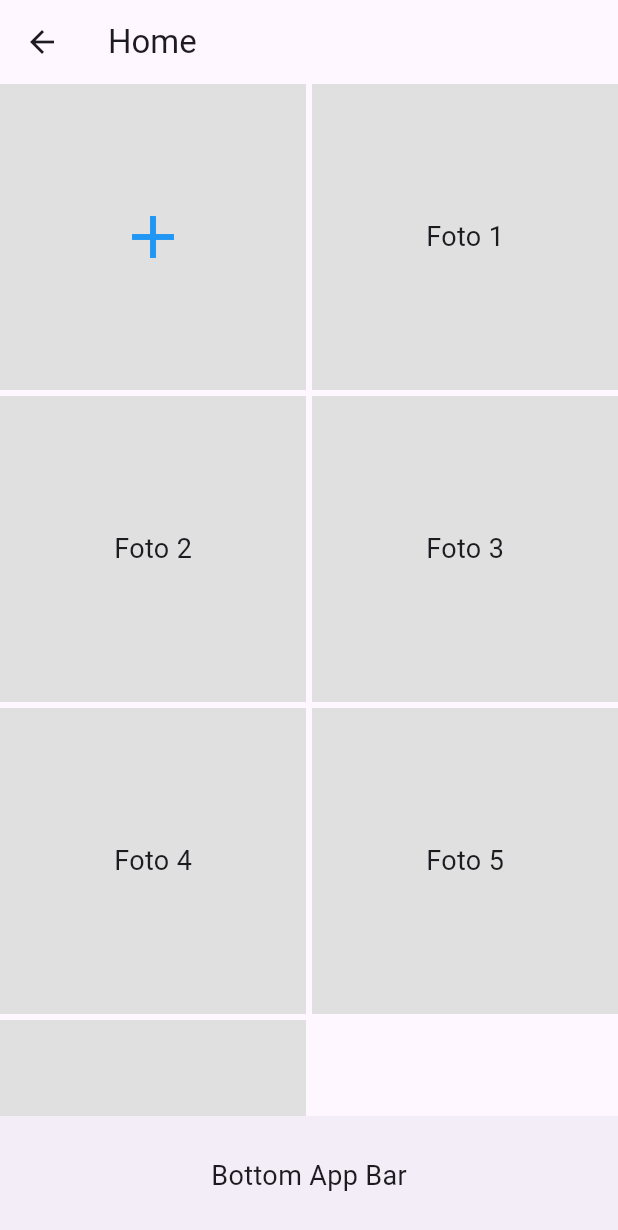
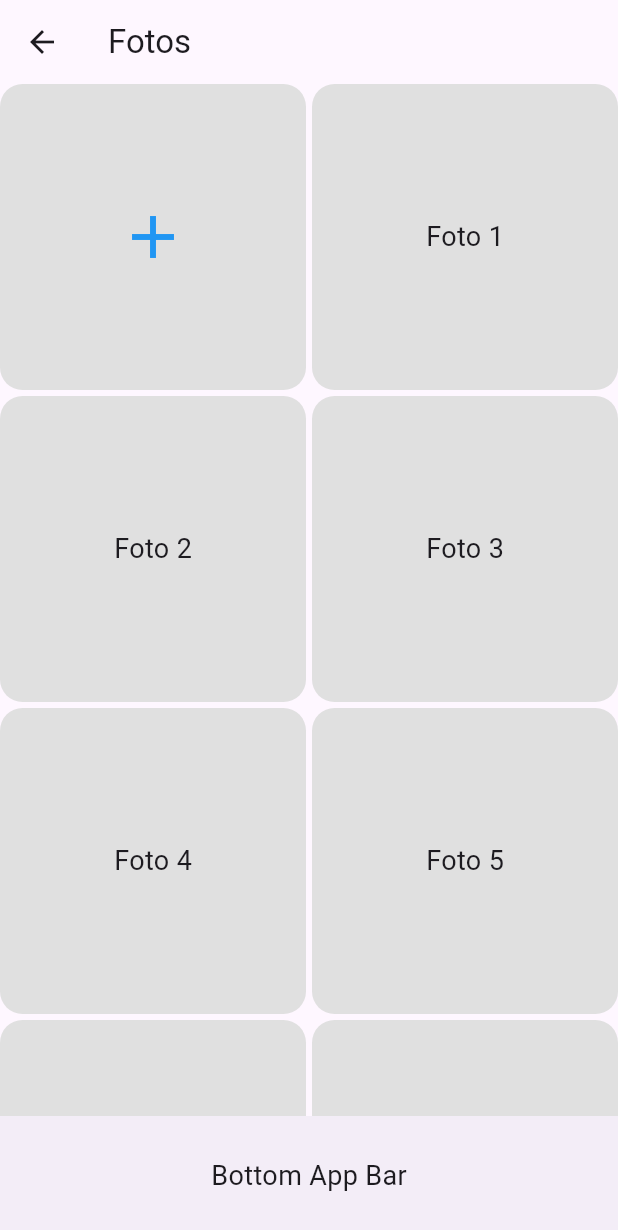
Before and after one commit to Colombao/FlutterLogin, a Flutter app: the HomePage screen opened by its route, on a phone screen of 412 x 824 dp. Shown: the top 1230 px of the screen. Run offline on Flutter 3.47's test engine with Material 3 defaults, Android fonts, the phone set to English and light mode, and no system bars.

Commit message:
ajustes finais

```diff
--- a/lib/screens/home.dart
+++ b/lib/screens/home.dart
@@ -5,7 +5,7 @@ class HomePage extends StatelessWidget {
   Widget build(BuildContext context) {
     return Scaffold(
       appBar: AppBar(
-        title: Text('Home'),
+        title: Text('Fotos'),
       ),
       body: GridView.builder(
         gridDelegate: SliverGridDelegateWithFixedCrossAxisCount(
@@ -13,12 +13,15 @@ class HomePage extends StatelessWidget {
           crossAxisSpacing: 4.0,
           mainAxisSpacing: 4.0,
         ),
-        itemCount: 7, // Número total de itens na grade, incluindo o botão "+"
+        itemCount: 8, // Número total de itens na grade, incluindo o botão "+"
         itemBuilder: (BuildContext context, int index) {
           if (index == 0) {
             // Primeiro item: botão "+" para adicionar nova foto
             return Container(
-              color: Colors.grey[300],
+              decoration: BoxDecoration(
+                color: Colors.grey[300],
+                borderRadius: BorderRadius.circular(15),
+              ),
               child: Center(
                 child: Icon(
                   Icons.add,
@@ -34,7 +37,10 @@ class HomePage extends StatelessWidget {
                 _showOptions(context, 'Foto $index'); // Passando o nome da foto
               },
               child: Container(
-                color: Colors.grey[300],
+                decoration: BoxDecoration(
+                  color: Colors.grey[300],
+                  borderRadius: BorderRadius.circular(15),
+                ),
                 child: Center(
                   child: Text(
                     'Foto $index',
@@ -72,7 +78,7 @@ class HomePage extends StatelessWidget {
               child: Container(
                 color: Colors.black,
                 child: Center(
-                  child: imageName != null
+                  child: imageName != ""
                       ? Image.asset(
                     'assets/$imageName.png', // Substitua pelo caminho correto da sua imagem
                     fit: BoxFit.contain,
```
